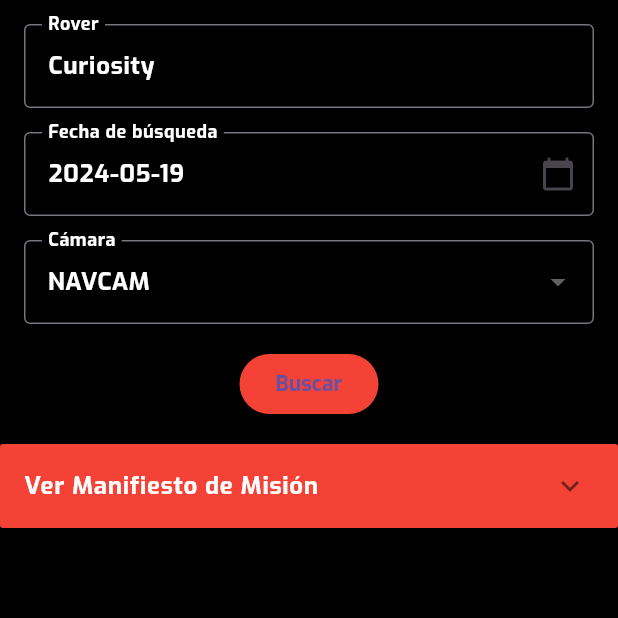
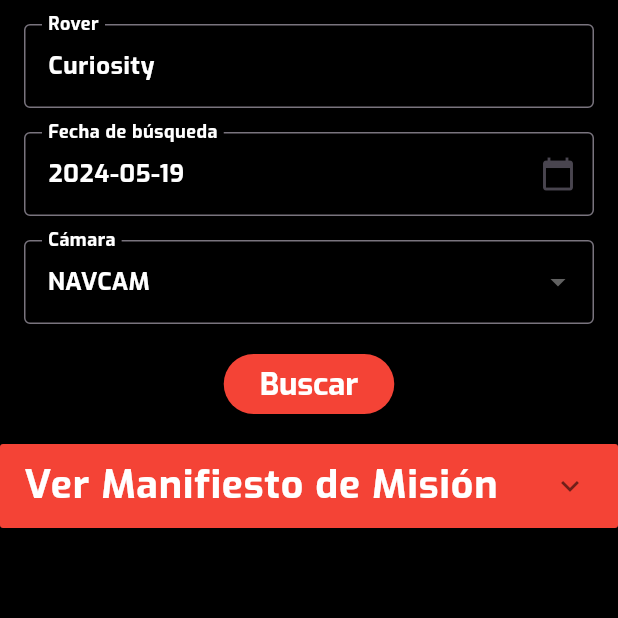
Before and after one commit to Nebot774/Final_Boss, a Flutter app: the CuriosityRover screen opened directly, on a phone screen of 412 x 824 dp, the top half of it. Run offline on Flutter 3.47's test engine with Material 3 defaults, Android fonts, the phone set to English and light mode, and no system bars; our stand-ins replace bloc, cached_network_image, flutter_bloc, flutter_cache_manager, flutter_screenutil; missing offline and left inert: translator.

Commit message:
Curiosity rulando

```diff
--- a/lib/widgets/MarsRoverMissionManifestWidget.dart
+++ b/lib/widgets/MarsRoverMissionManifestWidget.dart
@@ -41,12 +41,15 @@
           backgroundColor: Colors.red,
           headerBuilder: (BuildContext context, bool isExpanded) {
             return ListTile(
-              title: Text(
-                'Ver Manifiesto de Misión',
-                style: TextStyle(
-                  fontFamily: 'Exo',
-                  fontWeight: FontWeight.bold,
-                  color: Colors.white,
+              title: FittedBox(
+                child: Text(
+                  'Ver Manifiesto de Misión',
+                  style: TextStyle(
+                    fontFamily: 'Exo',
+                    fontWeight: FontWeight.bold,
+                    color: Colors.white,
+                    fontSize: MediaQuery.of(context).size.width * 0.05,
+                  ),
                 ),
               ),
             );
@@ -62,13 +65,27 @@
             child: Column(
               crossAxisAlignment: CrossAxisAlignment.start,
               children: [
-                Text('Nombre: ${missionManifest!.photoManifest.name}', style: TextStyle(color: Colors.white)),
-                Text('Fecha de aterrizaje: ${missionManifest!.photoManifest.landingDate}', style: TextStyle(color: Colors.white)),
-                Text('Fecha de lanzamiento: ${missionManifest!.photoManifest.launchDate}', style: TextStyle(color: Colors.white)),
-                Text('Estado: ${missionManifest!.photoManifest.status}', style: TextStyle(color: Colors.white)),
-                Text('Máximo sol: ${missionManifest!.photoManifest.maxSol}', style: TextStyle(color: Colors.white)),
-                Text('Fecha máxima: ${missionManifest!.photoManifest.maxDate}', style: TextStyle(color: Colors.white)),
-                Text('Total de fotos: ${missionManifest!.photoManifest.totalPhotos}', style: TextStyle(color: Colors.white)),
+                FittedBox(
+                  child: Text('Nombre: ${missionManifest!.photoManifest.name}', style: TextStyle(fontFamily: 'Exo', fontWeight: FontWeight.bold, color: Colors.white, fontSize: MediaQuery.of(context).size.width * 0.05)),
+                ),
+                FittedBox(
+                  child: Text('Fecha de aterrizaje: ${missionManifest!.photoManifest.landingDate}', style: TextStyle(fontFamily: 'Exo', fontWeight: FontWeight.bold, color: Colors.white, fontSize: MediaQuery.of(context).size.width * 0.05)),
+                ),
+                FittedBox(
+                  child: Text('Fecha de lanzamiento: ${missionManifest!.photoManifest.launchDate}', style: TextStyle(fontFamily: 'Exo', fontWeight: FontWeight.bold, color: Colors.white, fontSize: MediaQuery.of(context).size.width * 0.05)),
+                ),
+                FittedBox(
+                  child: Text('Estado: ${missionManifest!.photoManifest.status}', style: TextStyle(fontFamily: 'Exo', fontWeight: FontWeight.bold, color: Colors.white, fontSize: MediaQuery.of(context).size.width * 0.05)),
+                ),
+                FittedBox(
+                  child: Text('Máximo sol: ${missionManifest!.photoManifest.maxSol}', style: TextStyle(fontFamily: 'Exo', fontWeight: FontWeight.bold, color: Colors.white, fontSize: MediaQuery.of(context).size.width * 0.05)),
+                ),
+                FittedBox(
+                  child: Text('Fecha máxima: ${missionManifest!.photoManifest.maxDate}', style: TextStyle(fontFamily: 'Exo', fontWeight: FontWeight.bold, color: Colors.white, fontSize: MediaQuery.of(context).size.width * 0.05)),
+                ),
+                FittedBox(
+                  child: Text('Total de fotos: ${missionManifest!.photoManifest.totalPhotos}', style: TextStyle(fontFamily: 'Exo', fontWeight: FontWeight.bold, color: Colors.white, fontSize: MediaQuery.of(context).size.width * 0.05)),
+                ),
               ],
             ),
           )
--- a/lib/widgets/MarsRoverSearchWidget.dart
+++ b/lib/widgets/MarsRoverSearchWidget.dart
@@ -122,7 +122,15 @@
                 fontWeight: FontWeight.bold,
               ),
             ),
-            child: Text('Buscar'),
+            child: FittedBox(
+              child: Text(
+                'Buscar',
+                style: TextStyle(
+                  color: Colors.white,
+                  fontSize: MediaQuery.of(context).size.width * 0.05,
+                ),
+              ),
+            ),
           ),
         ],
       ),
```
